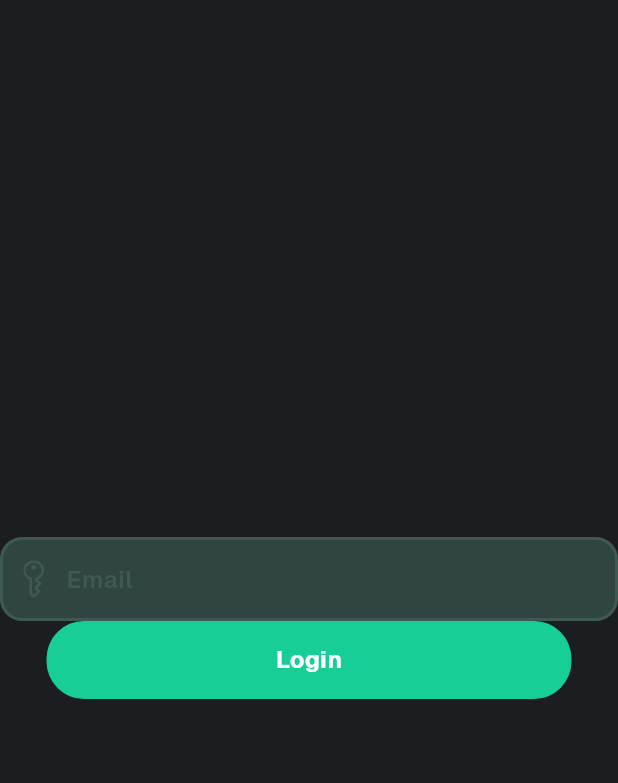
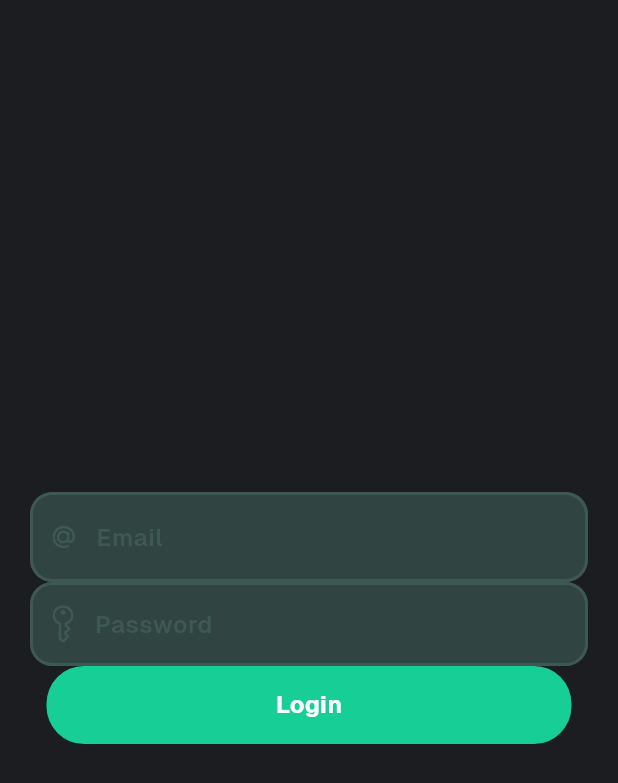
Before and after one commit to palp1ix/Smart-Hotel-App, a Flutter app: the screen it shows after launch, on a phone screen of 412 x 824 dp. Shown: the top 783 px of the screen. Run offline on Flutter 3.47's test engine with Material 3 defaults, Android fonts, the phone set to English and light mode, and no system bars; our stand-ins replace auto_route, flutter_blue_plus, flutter_svg.

Commit message:
fix: added height constrains for text field

```diff
--- a/lib/core/widgets/hotel_text_field.dart
+++ b/lib/core/widgets/hotel_text_field.dart
@@ -23,7 +23,9 @@ class _HotelTextFieldState extends State<HotelTextField> {
   Widget build(BuildContext context) {
     final iconPath = widget.prefixIconPath;
 
-    return TextField(
+    return ConstrainedBox(
+      constraints: BoxConstraints(maxHeight: 60),
+      child: TextField(
         controller: widget.controller,
         cursorColor: Color(0xFF3E5854),
         cursorWidth: 3,
@@ -33,10 +35,11 @@ class _HotelTextFieldState extends State<HotelTextField> {
         ),
         decoration: InputDecoration(
           filled: true,
-        fillColor: AppColors.container, // Choose your desired background color
+          fillColor:
+              AppColors.container, // Choose your desired background color
           hintText: widget.hintText,
           prefixIcon: iconPath != null ? _getIconWidget(iconPath) : null,
-        prefixIconConstraints: BoxConstraints(minWidth: 40, maxWidth: 40),
+          prefixIconConstraints: BoxConstraints(maxWidth: 40),
           hintFadeDuration: Duration(milliseconds: 150),
           hintStyle: TextStyle(
             color: Color(0xFF3E5854),
@@ -59,6 +62,7 @@ class _HotelTextFieldState extends State<HotelTextField> {
             ),
           ),
         ),
+      ),
     );
   }
 
--- a/lib/src/presentation/login/login_screen.dart
+++ b/lib/src/presentation/login/login_screen.dart
@@ -23,10 +23,21 @@ class _LoginScreenState extends State<LoginScreen> {
         child: Column(
           mainAxisAlignment: MainAxisAlignment.center,
           children: [
-            HotelTextField(
-              controller: controller,
-              hintText: 'Email',
-              prefixIconPath: AppIcons.key,
+            Padding(
+              padding: const EdgeInsets.symmetric(horizontal: 20),
+              child: HotelTextField(
+                controller: controller,
+                hintText: 'Email',
+                prefixIconPath: AppIcons.atSymbol,
+              ),
+            ),
+            Padding(
+              padding: const EdgeInsets.symmetric(horizontal: 20),
+              child: HotelTextField(
+                controller: controller,
+                hintText: 'Password',
+                prefixIconPath: AppIcons.key,
+              ),
             ),
             HotelPrimaryButton(title: 'Login', color: AppColors.main),
           ],
```
Lines whose indentation alone changed are shown as unchanged.
